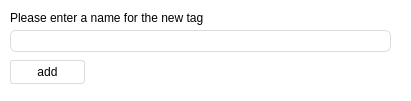
Old version of the form src/designer/AskTagDialog.ui in the repository Fire-Cube/Notes-Qt.
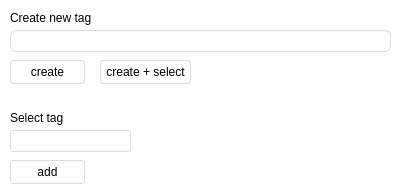
New version of the form. Icons and pictures are not drawn.

What changed in the file:
```diff
--- a/src/designer/AskTagDialog.ui
+++ b/src/designer/AskTagDialog.ui
@@ -7,7 +7,7 @@
     <x>0</x>
     <y>0</y>
     <width>411</width>
-    <height>101</height>
+    <height>192</height>
    </rect>
   </property>
   <property name="windowTitle">
@@ -37,6 +37,33 @@
 QObject {
 	background-color: white;
 	color: black;
+}
+
+/* QComboBox */
+QComboBox {
+    background-color: rgba(255, 255, 255, 150);
+	border: 1px solid gainsboro;
+    border-radius: 3px;
+	selection-color: black;
+}
+
+QComboBox:focus, QComboBox:hover {
+	border-color: rgb(198, 198, 198);
+}
+
+QComboBox::drop-down {
+    border-radius: 3px;
+	background-color: transparent;
+}
+
+QComboBox::down-arrow {
+	image: url(:/ui/ComboBox.png);
+}
+
+QComboBox QAbstractItemView {
+	border: 1px solid gainsboro;
+    border-radius: 3px;
+	background-color: rgb(240, 240, 240);
 }</string>
   </property>
   <widget class="QLabel" name="label">
@@ -49,7 +76,7 @@
     </rect>
    </property>
    <property name="text">
-    <string>Please enter a name for the new tag</string>
+    <string>Create new tag</string>
    </property>
   </widget>
   <widget class="QLineEdit" name="tag_name_entry">
@@ -67,6 +94,55 @@
     <rect>
      <x>10</x>
      <y>60</y>
+     <width>75</width>
+     <height>24</height>
+    </rect>
+   </property>
+   <property name="text">
+    <string>create</string>
+   </property>
+  </widget>
+  <widget class="QLabel" name="label_2">
+   <property name="geometry">
+    <rect>
+     <x>10</x>
+     <y>110</y>
+     <width>301</width>
+     <height>16</height>
+    </rect>
+   </property>
+   <property name="text">
+    <string>Select tag</string>
+   </property>
+  </widget>
+  <widget class="QPushButton" name="create_select_button">
+   <property name="geometry">
+    <rect>
+     <x>100</x>
+     <y>60</y>
+     <width>91</width>
+     <height>24</height>
+    </rect>
+   </property>
+   <property name="text">
+    <string>create + select</string>
+   </property>
+  </widget>
+  <widget class="QComboBox" name="tag_combobox">
+   <property name="geometry">
+    <rect>
+     <x>10</x>
+     <y>130</y>
+     <width>121</width>
+     <height>22</height>
+    </rect>
+   </property>
+  </widget>
+  <widget class="QPushButton" name="add_button">
+   <property name="geometry">
+    <rect>
+     <x>10</x>
+     <y>160</y>
      <width>75</width>
      <height>24</height>
     </rect>
```
Left out of the diff: 25 changed lines with no effect on the pictures.
